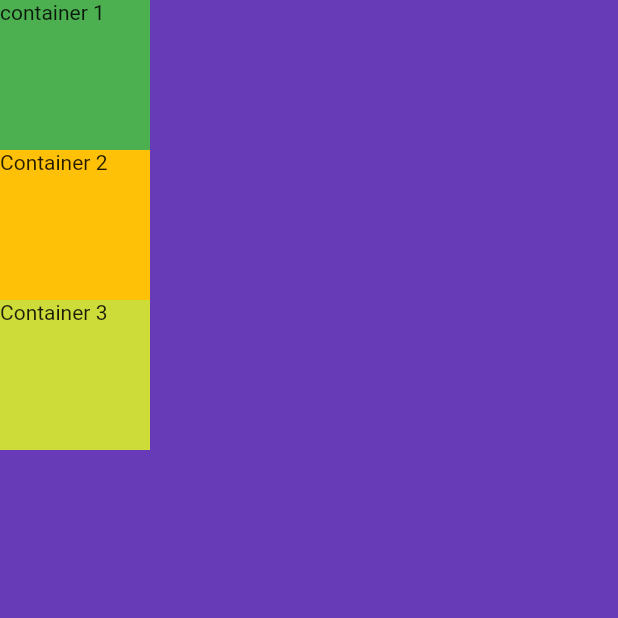
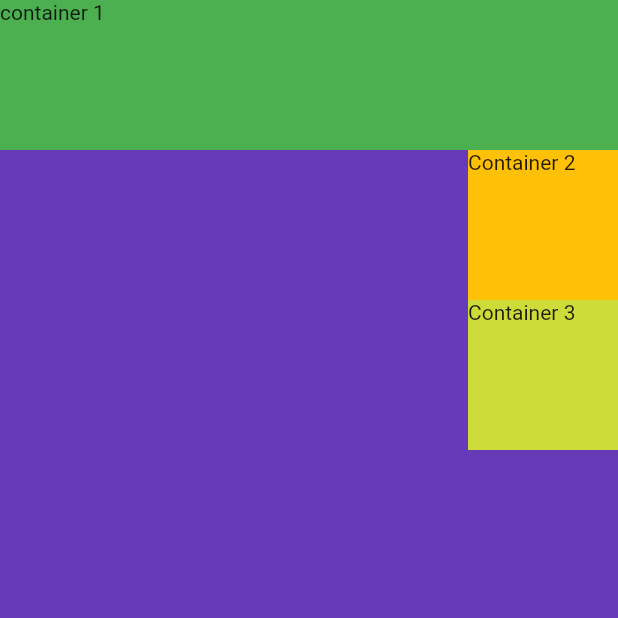
Before and after one commit to mehrbarz/flutter01, a Flutter app: the screen it shows after launch, on a phone screen of 412 x 824 dp, the top half of it. Run offline on Flutter 3.47's test engine with Material 2 defaults, Android fonts, the light colour scheme and no system bars.

Commit message:
stretch one container to the end of the screen

```diff
--- a/business_card01/lib/main.dart
+++ b/business_card01/lib/main.dart
@@ -14,10 +14,12 @@ class MyApp extends StatelessWidget {
         backgroundColor: Colors.deepPurple,
         body: SafeArea(
           child: Column(
-            children: [
+
+             crossAxisAlignment: CrossAxisAlignment.end,
+            children: <Widget>[
               Container(
                 height: 100,
-                width: 100,
+                width: double.infinity,
                 color: Colors.green,
                 child: Text ('container 1'),
               ),
```
